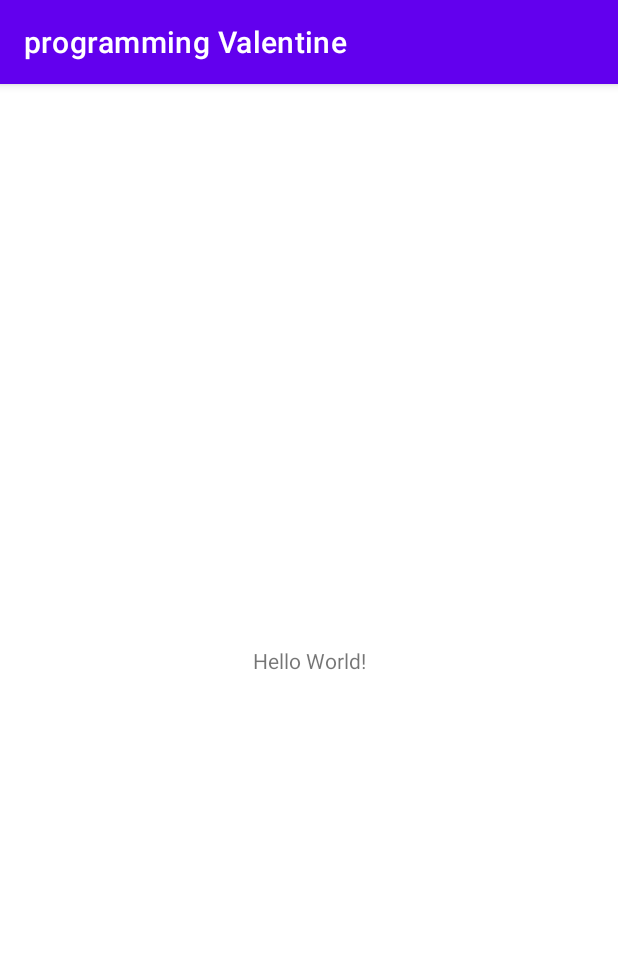
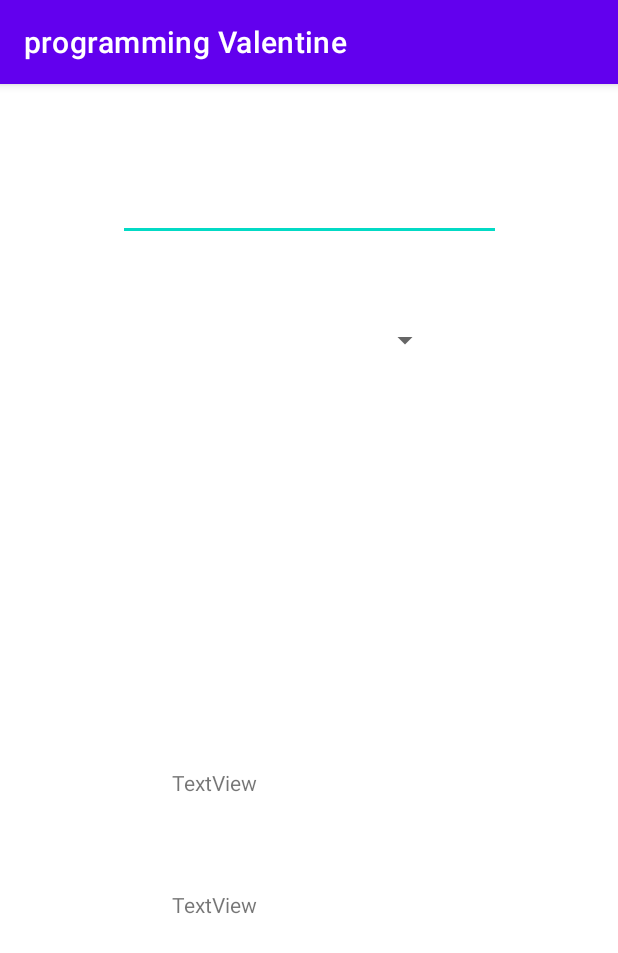
Before and after one commit to MahmoudBasma/programming-valentine, an Android app: the screen it shows after launch (MainActivity), on a phone screen of 412 x 824 dp. Shown: the top 953 px of the screen. Run offline under Robolectric (Android 15) with nearby library versions, the phone set to English and light mode, and no system bars.

Commit message:
Design commit

```diff
--- a/app/src/main/res/layout/activity_main.xml
+++ b/app/src/main/res/layout/activity_main.xml
@@ -6,13 +6,54 @@
     android:layout_height="match_parent"
     tools:context=".MainActivity">
 
+    <ImageView
+        android:id="@+id/imageView"
+        android:layout_width="176dp"
+        android:layout_height="171dp"
+        android:visibility="invisible"
+        app:layout_constraintBottom_toTopOf="@+id/textView"
+        app:layout_constraintEnd_toEndOf="parent"
+        app:layout_constraintStart_toStartOf="parent"
+        app:layout_constraintTop_toBottomOf="@+id/dropList"
+        app:srcCompat="@drawable/cplusplus" />
+
     <TextView
-        android:layout_width="wrap_content"
-        android:layout_height="wrap_content"
-        android:text="Hello World!"
-        app:layout_constraintBottom_toBottomOf="parent"
-        app:layout_constraintLeft_toLeftOf="parent"
-        app:layout_constraintRight_toRightOf="parent"
+        android:id="@+id/textView"
+        android:layout_width="183dp"
+        android:layout_height="32dp"
+        android:text="TextView"
+        app:layout_constraintBottom_toTopOf="@+id/results"
+        app:layout_constraintEnd_toEndOf="parent"
+        app:layout_constraintStart_toStartOf="parent"
+        app:layout_constraintTop_toBottomOf="@+id/imageView" />
+
+    <Spinner
+        android:id="@+id/dropList"
+        android:layout_width="176dp"
+        android:layout_height="33dp"
+        app:layout_constraintBottom_toTopOf="@+id/imageView"
+        app:layout_constraintEnd_toEndOf="parent"
+        app:layout_constraintStart_toStartOf="parent"
+        app:layout_constraintTop_toBottomOf="@+id/name" />
+
+    <EditText
+        android:id="@+id/name"
+        android:layout_width="255dp"
+        android:layout_height="56dp"
+        android:ems="10"
+        android:inputType="textPersonName"
+        app:layout_constraintBottom_toTopOf="@+id/dropList"
+        app:layout_constraintEnd_toEndOf="parent"
+        app:layout_constraintStart_toStartOf="parent"
         app:layout_constraintTop_toTopOf="parent" />
 
+    <TextView
+        android:id="@+id/results"
+        android:layout_width="183dp"
+        android:layout_height="182dp"
+        android:text="TextView"
+        app:layout_constraintBottom_toBottomOf="parent"
+        app:layout_constraintEnd_toEndOf="parent"
+        app:layout_constraintStart_toStartOf="parent"
+        app:layout_constraintTop_toBottomOf="@+id/textView" />
 </androidx.constraintlayout.widget.ConstraintLayout>
--- a/app/src/main/res/values/strings.xml
+++ b/app/src/main/res/values/strings.xml
@@ -1,3 +1,15 @@
 <resources>
     <string name="app_name">programming Valentine</string>
+    <string-array name  = "langs">
+        <item>Choose Lang.</item>
+        <item>Python</item>
+        <item>C++</item>
+        <item>Java</item>
+        <item>JavaScript</item>
+        <item>SQL</item>
+        <item>Python</item>
+        <item>Ruby</item>
+        <item>PHP</item>
+        <item>GO</item>
+    </string-array>
 </resources>
```
Also changed, not shown: app/src/main/res/drawable/cplusplus.png (added), app/src/main/res/drawable/csharp.png (added), app/src/main/res/drawable/go.png (added), app/src/main/res/drawable/java.png (added), app/src/main/res/drawable/javascript.png (added), app/src/main/res/drawable/php.png (added), app/src/main/res/drawable/python.png (added), app/src/main/res/drawable/ruby.png (added), app/src/main/res/drawable/sql.png (added).
